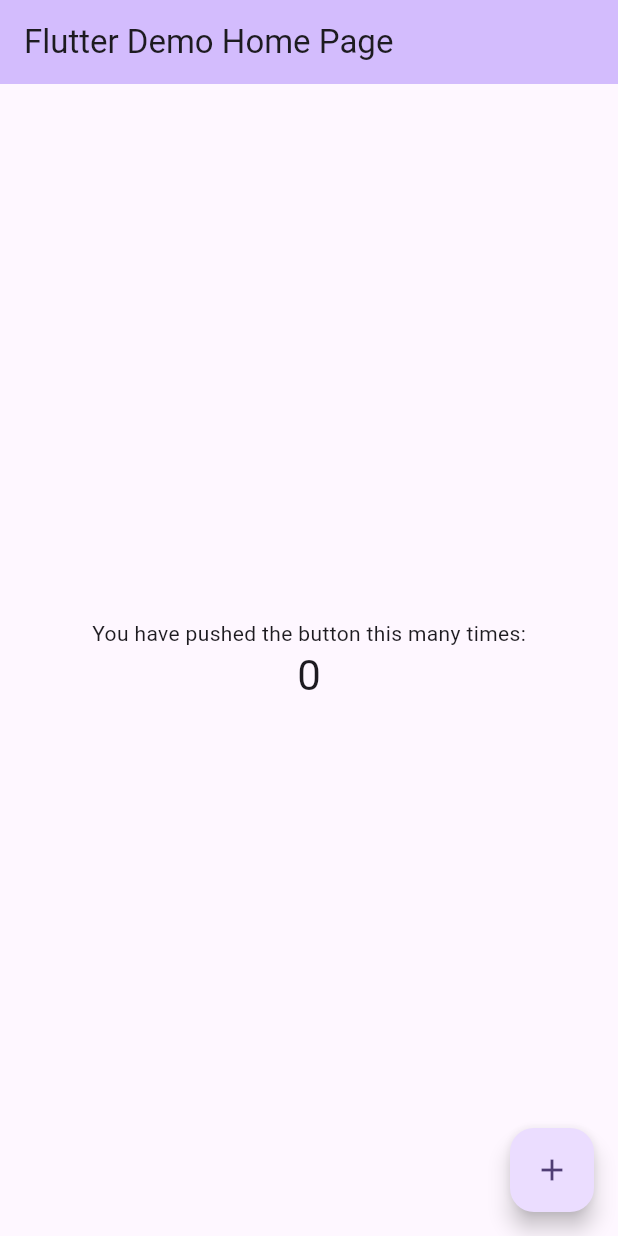
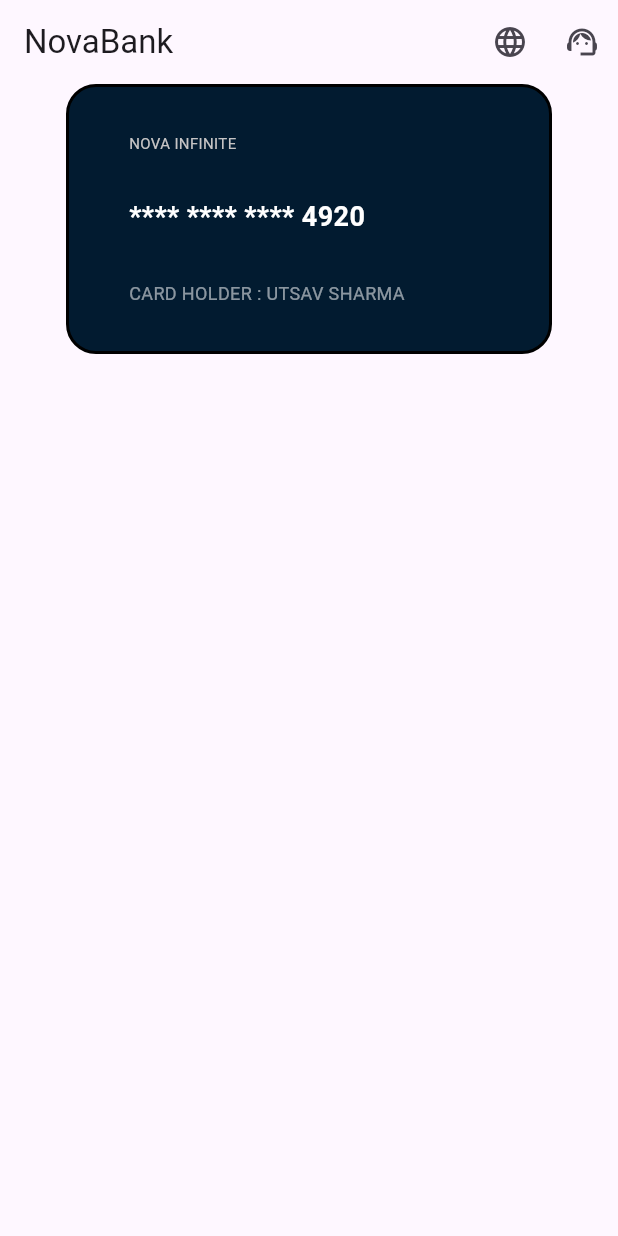
Before and after one commit to UtsavSh-0/Nova_Bank, a Flutter app: the screen it shows after launch, on a phone screen of 412 x 824 dp. Run offline on Flutter 3.47's test engine with Material 3 defaults, Android fonts, the light colour scheme and no system bars.

Commit message:
Card visible

```diff
--- a/lib/main.dart
+++ b/lib/main.dart
@@ -1,122 +1,7 @@
 import 'package:flutter/material.dart';
+import 'package:nova_bank/widgets/front_page.dart';
 
 void main() {
-  runApp(const MyApp());
+  //  debugShowCheckedModeBanner: false,
+  runApp(const MaterialApp(home: Bank()));
 }
-
-class MyApp extends StatelessWidget {
-  const MyApp({super.key});
-
-  // This widget is the root of your application.
-  @override
-  Widget build(BuildContext context) {
-    return MaterialApp(
-      title: 'Flutter Demo',
-      theme: ThemeData(
-        // This is the theme of your application.
-        //
-        // TRY THIS: Try running your application with "flutter run". You'll see
-        // the application has a purple toolbar. Then, without quitting the app,
-        // try changing the seedColor in the colorScheme below to Colors.green
-        // and then invoke "hot reload" (save your changes or press the "hot
-        // reload" button in a Flutter-supported IDE, or press "r" if you used
-        // the command line to start the app).
-        //
-        // Notice that the counter didn't reset back to zero; the application
-        // state is not lost during the reload. To reset the state, use hot
-        // restart instead.
-        //
-        // This works for code too, not just values: Most code changes can be
-        // tested with just a hot reload.
-        colorScheme: .fromSeed(seedColor: Colors.deepPurple),
-      ),
-      home: const MyHomePage(title: 'Flutter Demo Home Page'),
-    );
-  }
-}
-
-class MyHomePage extends StatefulWidget {
-  const MyHomePage({super.key, required this.title});
-
-  // This widget is the home page of your application. It is stateful, meaning
-  // that it has a State object (defined below) that contains fields that affect
-  // how it looks.
-
-  // This class is the configuration for the state. It holds the values (in this
-  // case the title) provided by the parent (in this case the App widget) and
-  // used by the build method of the State. Fields in a Widget subclass are
-  // always marked "final".
-
-  final String title;
-
-  @override
-  State<MyHomePage> createState() => _MyHomePageState();
-}
-
-class _MyHomePageState extends State<MyHomePage> {
-  int _counter = 0;
-
-  void _incrementCounter() {
-    setState(() {
-      // This call to setState tells the Flutter framework that something has
-      // changed in this State, which causes it to rerun the build method below
-      // so that the display can reflect the updated values. If we changed
-      // _counter without calling setState(), then the build method would not be
-      // called again, and so nothing would appear to happen.
-      _counter++;
-    });
-  }
-
-  @override
-  Widget build(BuildContext context) {
-    // This method is rerun every time setState is called, for instance as done
-    // by the _incrementCounter method above.
-    //
-    // The Flutter framework has been optimized to make rerunning build methods
-    // fast, so that you can just rebuild anything that needs updating rather
-    // than having to individually change instances of widgets.
-    return Scaffold(
-      appBar: AppBar(
-        // TRY THIS: Try changing the color here to a specific color (to
-        // Colors.amber, perhaps?) and trigger a hot reload to see the AppBar
-        // change color while the other colors stay the same.
-        backgroundColor: Theme.of(context).colorScheme.inversePrimary,
-        // Here we take the value from the MyHomePage object that was created by
-        // the App.build method, and use it to set our appbar title.
-        title: Text(widget.title),
-      ),
-      body: Center(
-        // Center is a layout widget. It takes a single child and positions it
-        // in the middle of the parent.
-        child: Column(
-          // Column is also a layout widget. It takes a list of children and
-          // arranges them vertically. By default, it sizes itself to fit its
-          // children horizontally, and tries to be as tall as its parent.
-          //
-          // Column has various properties to control how it sizes itself and
-          // how it positions its children. Here we use mainAxisAlignment to
-          // center the children vertically; the main axis here is the vertical
-          // axis because Columns are vertical (the cross axis would be
-          // horizontal).
-          //
-          // TRY THIS: Invoke "debug painting" (choose the "Toggle Debug Paint"
-          // action in the IDE, or press "p" in the console), to see the
-          // wireframe for each widget.
-          mainAxisAlignment: .center,
-          children: [
-            const Text('You have pushed the button this many times:'),
-            Text(
-              '$_counter',
-              style: Theme.of(context).textTheme.headlineMedium,
-            ),
-          ],
-        ),
-      ),
-      floatingActionButton: FloatingActionButton(
-        onPressed: _incrementCounter,
-        tooltip: 'Increment',
-        child: const Icon(Icons.add),
-      ),
-    );
-  }
-}
--- /dev/null
+++ b/lib/widgets/front_page.dart
@@ -0,0 +1,60 @@
+import 'package:flutter/material.dart';
+
+class Bank extends StatefulWidget {
+  const Bank({super.key});
+  @override
+  State<Bank> createState() {
+    return _Bankstate();
+  }
+}
+
+class _Bankstate extends State<Bank> {
+  @override
+  Widget build(BuildContext context) {
+    return Scaffold(
+      appBar: AppBar(
+        title: const Text('NovaBank'),
+        actions: [
+          IconButton(onPressed: () {}, icon: const Icon(Icons.language)),
+          IconButton(onPressed: () {}, icon: const Icon(Icons.support_agent)),
+        ],
+      ),
+      body: Container(
+        width: 400,
+        height: 180,
+        padding: const EdgeInsets.symmetric(horizontal: 40, vertical: 30),
+        margin: const EdgeInsets.symmetric(horizontal: 44),
+        decoration: BoxDecoration(
+          color: const Color.fromARGB(255, 2, 27, 48),
+          border: Border.all(color: Colors.black, width: 2),
+          borderRadius: BorderRadius.circular(20),
+        ),
+        child: const Column(
+          crossAxisAlignment: CrossAxisAlignment.start,
+          mainAxisAlignment: MainAxisAlignment.spaceBetween,
+          children: [
+            Text(
+              'NOVA INFINITE',
+              style: TextStyle(
+                color: Color.fromARGB(251, 201, 199, 199),
+                fontSize: 10,
+              ),
+            ),
+            Text(
+              '**** **** **** 4920',
+              style: TextStyle(
+                color: Colors.white,
+                fontSize: 18,
+                fontWeight: FontWeight.bold,
+              ),
+            ),
+            Text(
+              'CARD HOLDER : UTSAV SHARMA',
+              style: TextStyle(color: Colors.white54, fontSize: 12),
+            ),
+          ],
+        ),
+      ),
+    );
+  }
+}
```
